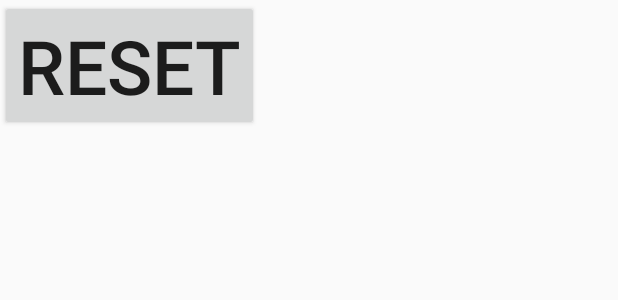
After one commit to Rusho-RU/Locky, an Android app: the layout test_reset_password.xml on its own in the app's theme, with its tools: preview values and no code run, on a phone screen of 412 x 824 dp. The commit adds this screen. Shown: the top 300 px of the screen. Run offline under Robolectric (Android 15) with nearby library versions, the phone set to English and light mode, and no system bars.

Commit message:
Added Reset option.

```diff
--- /dev/null
+++ b/app/src/main/res/layout/test_reset_password.xml
@@ -0,0 +1,13 @@
+<?xml version="1.0" encoding="utf-8"?>
+<LinearLayout
+    xmlns:android="http://schemas.android.com/apk/res/android" android:layout_width="match_parent"
+    android:layout_height="match_parent">
+
+    <Button
+        android:id="@+id/reset_id"
+        android:layout_width="wrap_content"
+        android:layout_height="wrap_content"
+        android:text="@string/Reset"
+
+        android:textSize="50dp" />
+</LinearLayout>
--- a/app/src/main/res/values/strings.xml
+++ b/app/src/main/res/values/strings.xml
@@ -1,3 +1,4 @@
 <resources>
     <string name="app_name">Locky</string>
+    <string name="Reset">Reset</string>
 </resources>
```
Also changed, not shown: app/src/main/java/com/dragontwister/locky/Locky.java (+98 -21 lines), app/src/main/res/layout/test_general_password_layout.xml (added, +11 -0 lines), app/src/main/res/drawable-v24/icon_reset.png (added).
